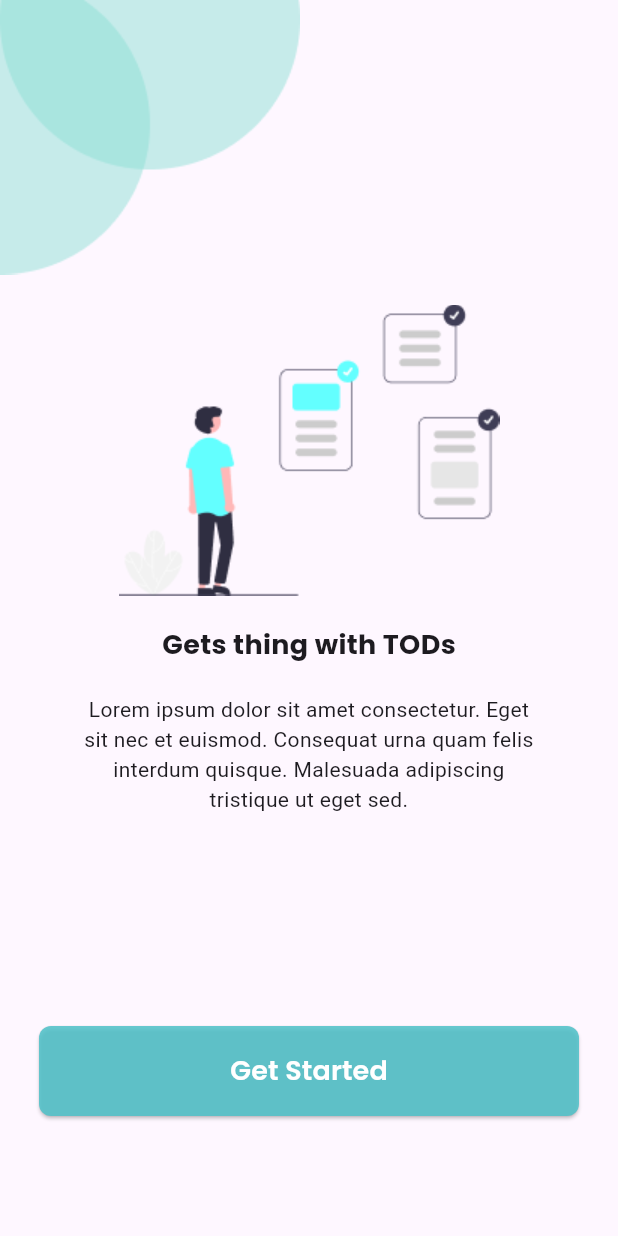
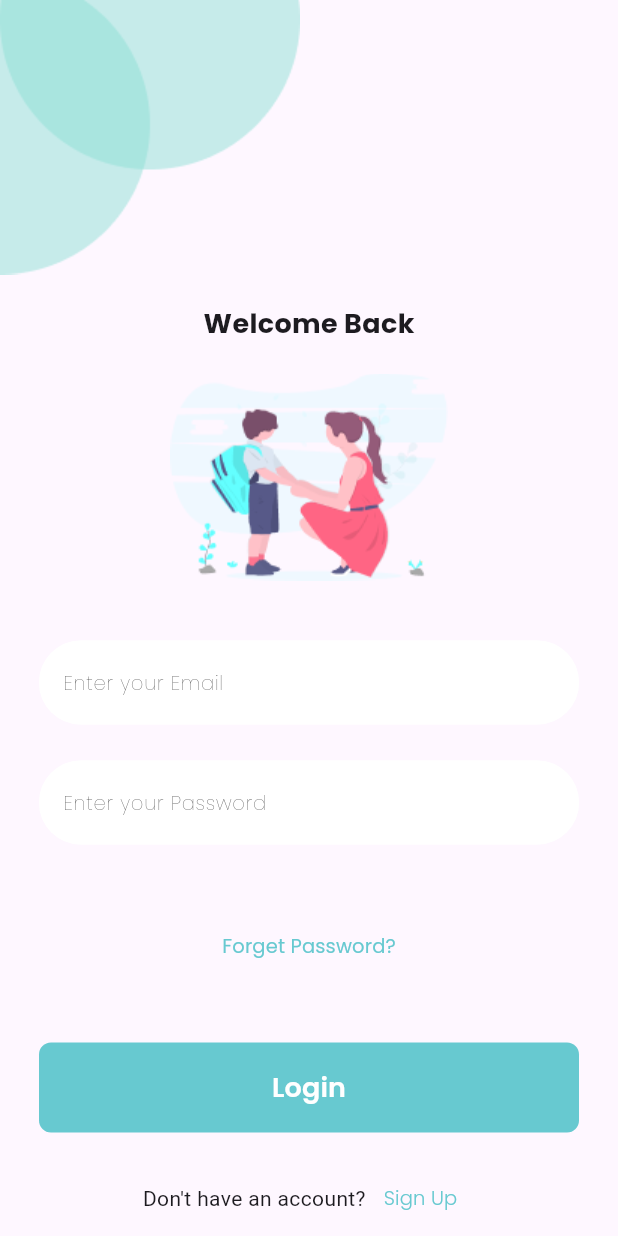
Before and after one commit to FPPinedaJr/app_sample, a Flutter app: the screen it shows after launch, on a phone screen of 412 x 824 dp. Run offline on Flutter 3.47's test engine with Material 3 defaults, Android fonts, the phone set to English and light mode, and no system bars; our stand-ins replace google_fonts.

Commit message:
Add frontend to login page

```diff
--- /dev/null
+++ b/lib/features/login_feature/login_screen.dart
@@ -0,0 +1,148 @@
+import 'package:flutter/material.dart';
+import 'package:google_fonts/google_fonts.dart';
+
+class LoginScreen extends StatelessWidget {
+  const LoginScreen({super.key});
+
+  @override
+  Widget build(BuildContext context) {
+    return Scaffold(
+      resizeToAvoidBottomInset: false,
+      body: Column(
+        spacing: 20,
+        children: [
+          Align(
+            alignment: Alignment.topLeft,
+            child: Image.asset('assets/shape.png'),
+          ),
+          Text(
+            "Welcome Back",
+            style: GoogleFonts.poppins(
+              fontSize: 18,
+              fontWeight: FontWeight.bold,
+            ),
+          ),
+
+          // Image
+          // Spacer(),
+          Center(child: Image.asset('assets/back_to_school.png')),
+          Spacer(),
+
+          // Forms
+          AppTextFormField(hintText: "Enter your Email"),
+          AppTextFormField(hintText: "Enter your Password"),
+
+          // Forget Password
+          Spacer(),
+          TextButton(
+            onPressed: () {
+              print("forget password Pressed");
+            },
+            child: Text(
+              "Forget Password?",
+              style: GoogleFonts.poppins(
+                fontSize: 13,
+                fontWeight: FontWeight.w400,
+                color: Color(0xDD50C2C9),
+              ),
+            ),
+          ),
+          Spacer(),
+
+          // Login Button
+          AppElevatedButton(text: "Login"),
+
+          Row(
+            mainAxisAlignment: MainAxisAlignment.center,
+            children: [
+              Text("Don't have an account?"),
+              TextButton(
+                onPressed: () {},
+                child: Text(
+                  "Sign Up",
+                  style: GoogleFonts.poppins(
+                    fontSize: 13,
+                    fontWeight: FontWeight.w300,
+                    color: Color(0xDD50C2C9),
+                  ),
+                ),
+              ),
+            ],
+          ),
+          SizedBox(height: 20),
+        ],
+      ),
+    );
+  }
+}
+
+class AppTextFormField extends StatelessWidget {
+  final TextEditingController? controller;
+  final String? hintText;
+
+  const AppTextFormField({super.key, this.controller, this.hintText});
+
+  InputBorder get inputBorder => OutlineInputBorder(
+    borderRadius: BorderRadius.circular(100),
+    borderSide: BorderSide(color: Colors.white),
+  );
+
+  @override
+  Widget build(BuildContext context) {
+    return SizedBox(
+      height: 60,
+      width: 360,
+      child: TextFormField(
+        controller: controller,
+        decoration: InputDecoration(
+          hintText: hintText,
+          hintStyle: GoogleFonts.poppins(
+            fontSize: 13,
+            fontWeight: FontWeight.w200,
+            color: Colors.black,
+          ),
+          focusColor: Colors.white,
+          filled: true,
+          fillColor: Colors.white,
+          enabledBorder: inputBorder,
+          focusedBorder: inputBorder,
+          border: inputBorder,
+        ),
+      ),
+    );
+  }
+}
+
+class AppElevatedButton extends StatelessWidget {
+  final VoidCallback? onPressed;
+  final String text;
+
+  const AppElevatedButton({super.key, this.onPressed, required this.text});
+
+  ButtonStyle get buttonStyle => ButtonStyle(
+    backgroundColor: WidgetStateProperty.all(Color(0xDD50C2C9)),
+    shape: WidgetStateProperty.all(
+      RoundedRectangleBorder(borderRadius: BorderRadius.circular(8)),
+    ),
+  );
+
+  @override
+  Widget build(BuildContext context) {
+    return SizedBox(
+      height: 60,
+      width: 360,
+      child: ElevatedButton(
+        onPressed: onPressed,
+        style: buttonStyle,
+        child: Text(
+          text,
+          style: GoogleFonts.poppins(
+            fontSize: 18,
+            fontWeight: FontWeight.w600,
+            color: Colors.white,
+          ),
+        ),
+      ),
+    );
+  }
+}
--- a/lib/features/splash_feature/splash_screen.dart
+++ b/lib/features/splash_feature/splash_screen.dart
@@ -38,7 +38,8 @@ class SplashScreen extends StatelessWidget {
             width: 360,
             child: ElevatedButton(
               onPressed: () {
-                print("Button Pressed!");
+                // print("Button Pressed!");
+                Navigator.pushNamed(context, '/login');
               },
               style: ButtonStyle(
                 backgroundColor: WidgetStateProperty.all(Color(0xDD50C2C9)),
--- a/lib/main.dart
+++ b/lib/main.dart
@@ -1,5 +1,6 @@
 import 'package:flutter/material.dart';
 import 'features/splash_feature/splash_screen.dart';
+import 'features/login_feature/login_screen.dart';
 
 void main() {
   runApp(const MyApp());
@@ -12,26 +13,15 @@ class MyApp extends StatelessWidget {
   @override
   Widget build(BuildContext context) {
     return MaterialApp(
-      title: 'Flutter Demo',
+      title: 'Todo App Sample',
       routes: {
-        "/": (context) => const SplashScreen(),
+        "/": (context) => const LoginScreen(), // FOR DEVELOPMENT ONLY
+
+
+        // "/": (context) => const SplashScreen(),
+        // "/login": (context) => const LoginScreen(),
       },
       theme: ThemeData(
-        // This is the theme of your application.
-        //
-        // TRY THIS: Try running your application with "flutter run". You'll see
-        // the application has a purple toolbar. Then, without quitting the app,
-        // try changing the seedColor in the colorScheme below to Colors.green
-        // and then invoke "hot reload" (save your changes or press the "hot
-        // reload" button in a Flutter-supported IDE, or press "r" if you used
-        // the command line to start the app).
-        //
-        // Notice that the counter didn't reset back to zero; the application
-        // state is not lost during the reload. To reset the state, use hot
-        // restart instead.
-        //
-        // This works for code too, not just values: Most code changes can be
-        // tested with just a hot reload.
         colorScheme: .fromSeed(seedColor: Colors.deepPurple),
       ),
     );
--- a/pubspec.yaml
+++ b/pubspec.yaml
@@ -62,6 +62,7 @@ flutter:
   assets:
     - assets/shape.png
     - assets/done_checking.png
+    - assets/back_to_school.png
 
   # An image asset can refer to one or more resolution-specific "variants", see
   # https://flutter.dev/to/resolution-aware-images
```
Also changed, not shown: assets/back_to_school.png (added).
